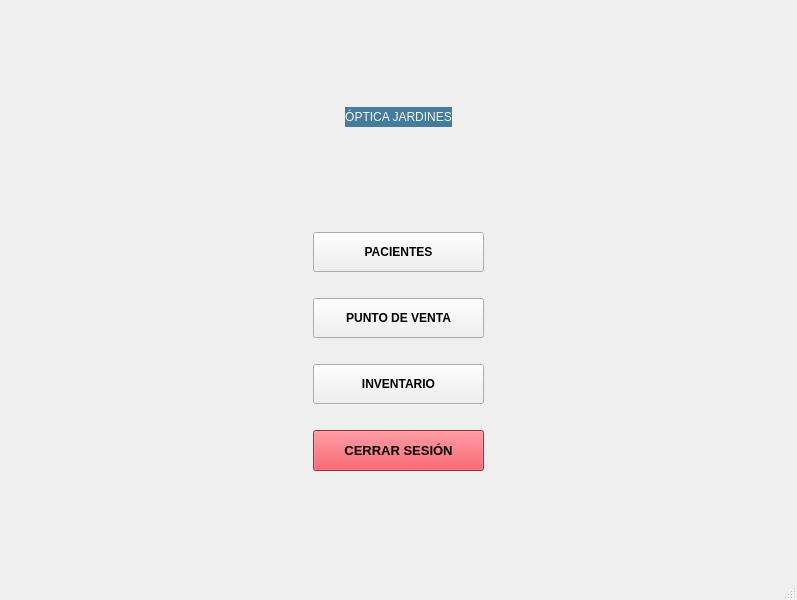
Before: the Qt Designer form OPTICA/Empleados.ui in Matapuercos666/Optica_Jardines, drawn with Qt 5.
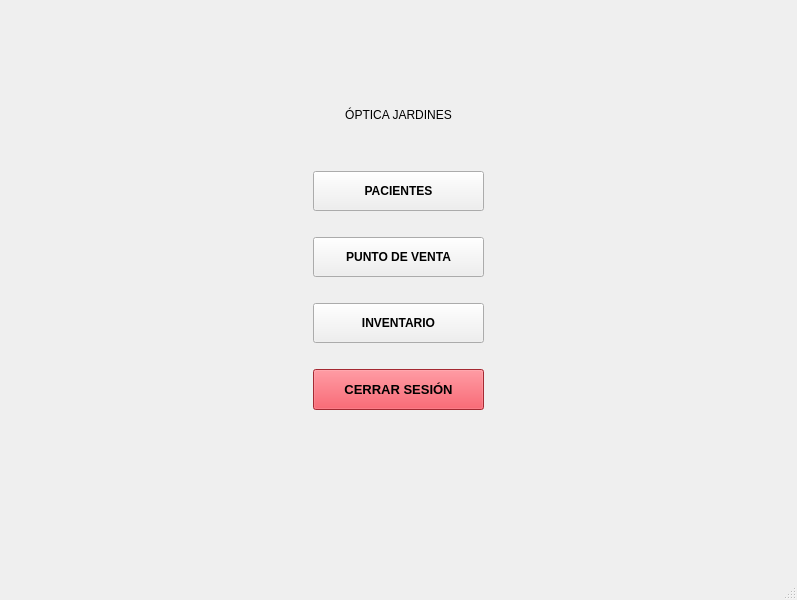
After: the same form once the commit is applied.

Diff of the .ui file:
```diff
--- a/OPTICA/Empleados.ui
+++ b/OPTICA/Empleados.ui
@@ -19,7 +19,7 @@
      <layout class="QVBoxLayout" name="verticalLayout_3"/>
     </item>
     <item row="1" column="0">
-     <layout class="QGridLayout" name="gridLayout_2">
+     <layout class="QGridLayout" name="gridLayout_2" rowstretch="3,0,0,0,0,0,0,0,0,0,0,0,5">
       <item row="8" column="1">
        <widget class="QPushButton" name="Inventario">
         <property name="font">
@@ -111,6 +111,9 @@
       </item>
       <item row="6" column="1">
        <widget class="QPushButton" name="Punto">
+        <property name="enabled">
+         <bool>true</bool>
+        </property>
         <property name="font">
          <font>
           <family>Arial</family>
@@ -244,8 +247,7 @@
         <item row="0" column="1">
          <widget class="QLabel" name="SubTitulo">
           <property name="styleSheet">
-           <string notr="true">background-color: rgb(69, 123, 157);
-color: rgb(241, 250, 238);</string>
+           <string notr="true"/>
           </property>
           <property name="text">
            <string>ÓPTICA JARDINES</string>
```
Left out of the diff: 53 changed lines with no effect on the pictures.
